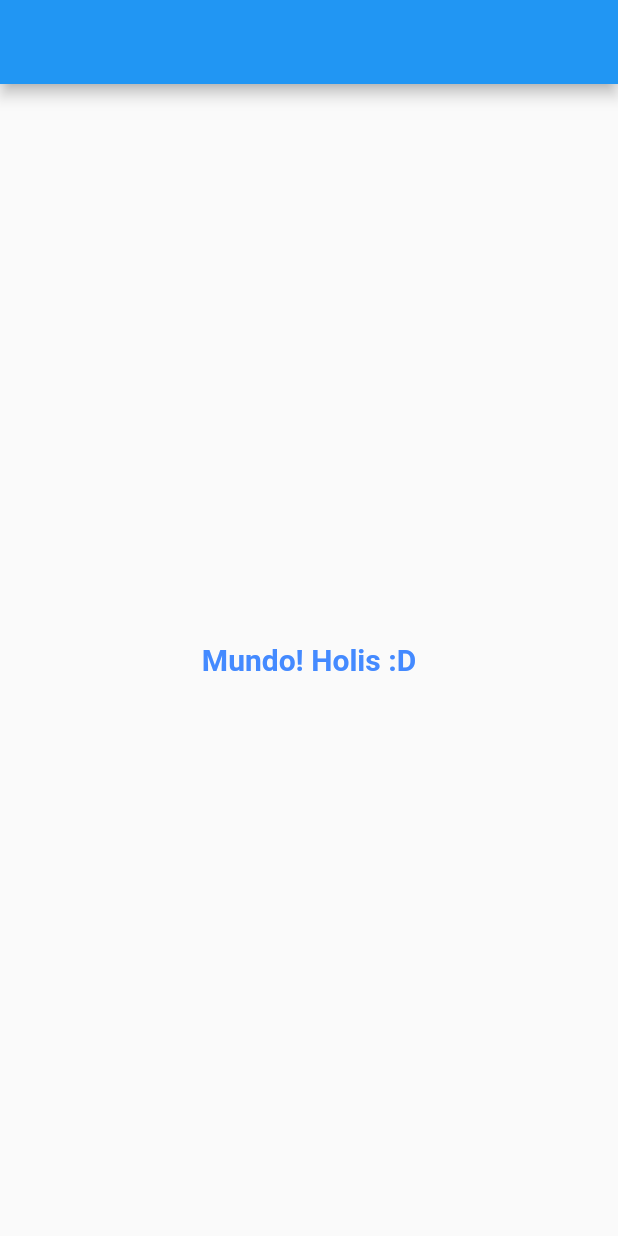
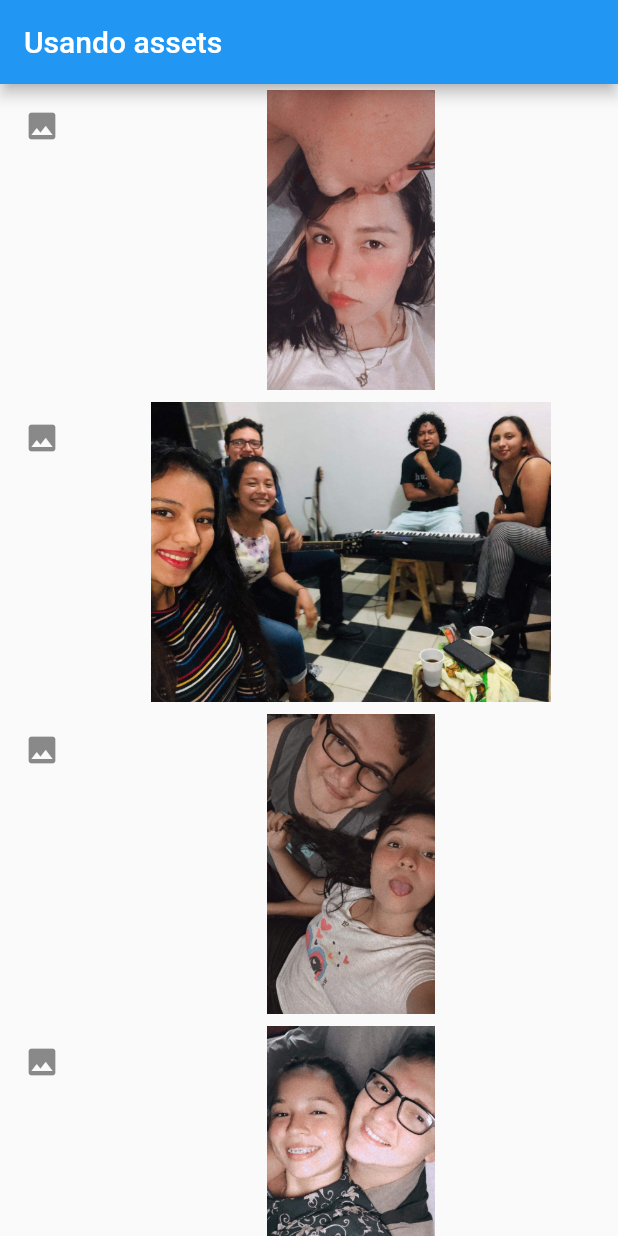
Before and after one commit to KevindelCid/ejercicio1flutter, a Flutter app: the screen it shows after launch, on a phone screen of 412 x 824 dp. Run offline on Flutter 3.47's test engine with Material 2 defaults, Android fonts, the phone set to English and light mode, and no system bars.

Commit message:
usando assets y cargandolos en un list

```diff
--- a/lib/main.dart
+++ b/lib/main.dart
@@ -1,47 +1,46 @@
 import 'package:flutter/material.dart';
 
-void main() {
-  runApp(const MyApp());
+void main() => runApp(MyApp());
+
+class MyApp extends StatelessWidget {
+  @override
+  Widget build(BuildContext context) {
+    return MaterialApp(title: 'Material App', home: listAssets());
+  }
 }
 
-class MyApp extends StatelessWidget {
-  const MyApp({Key? key}) : super(key: key);
-
-  // This widget is the root of your application.
+class listAssets extends StatelessWidget {
+  listAssets({Key? key}) : super(key: key);
+  List<String> imgs = [
+    'f1',
+    'f2',
+    'f3',
+    'f4',
+    'f5',
+    'f6',
+    'f7',
+    'f8',
+    'f9',
+    'f10',
+    'f11'
+  ];
   @override
   Widget build(BuildContext context) {
-    return MaterialApp(
-      title: 'Flutter Demo',
-      theme: ThemeData(
-        primarySwatch: Colors.blue,
+    return Scaffold(
+      appBar: AppBar(
+        title: const Text('Usando assets'),
       ),
-      home: const MyHomePage(),
+      body: ListView.builder(
+        itemCount: imgs.length,
+        itemBuilder: (BuildContext context, int index) {
+          final img = imgs[index];
+          return ListTile(
+              title: Image.asset('assets/fotos/$img.jpg', height: 200),
+              leading: const Icon(Icons.photo));
+
+          // Card(child: Text(name));
+        },
+      ),
     );
   }
 }
-
-class MyHomePage extends StatelessWidget {
-  const MyHomePage({Key? key}) : super(key: key);
-
-  @override
-  Widget build(BuildContext context) {
-    return Scaffold(
-      appBar: AppBar(), //apBar me muestra lo que en web se conoce como navbar
-      body: const Center(
-        child:  Text(
-        'Mundo! Holis :D', // muestro texto parametro obligatorio de Text
-        style: TextStyle(
-          // estilos para el texto es opcional
-          fontSize: 20,
-          fontWeight: FontWeight.bold,
-          color: Colors.blueAccent,
-        ),
-
-      ), // puedo mostrar texto ...
-
-
-      )
-
-    );
-  }
-}
```
Also changed, not shown: pubspec.yaml (+12 -2 lines), assets/fotos/f1.jpg (added), assets/fotos/f10.jpg (added), assets/fotos/f11.jpg (added), assets/fotos/f2.jpg (added), assets/fotos/f3.jpg (added), assets/fotos/f4.jpg (added), assets/fotos/f5.jpg (added), assets/fotos/f6.jpg (added), assets/fotos/f7.jpg (added), assets/fotos/f8.jpg (added), assets/fotos/f9.jpg (added).
